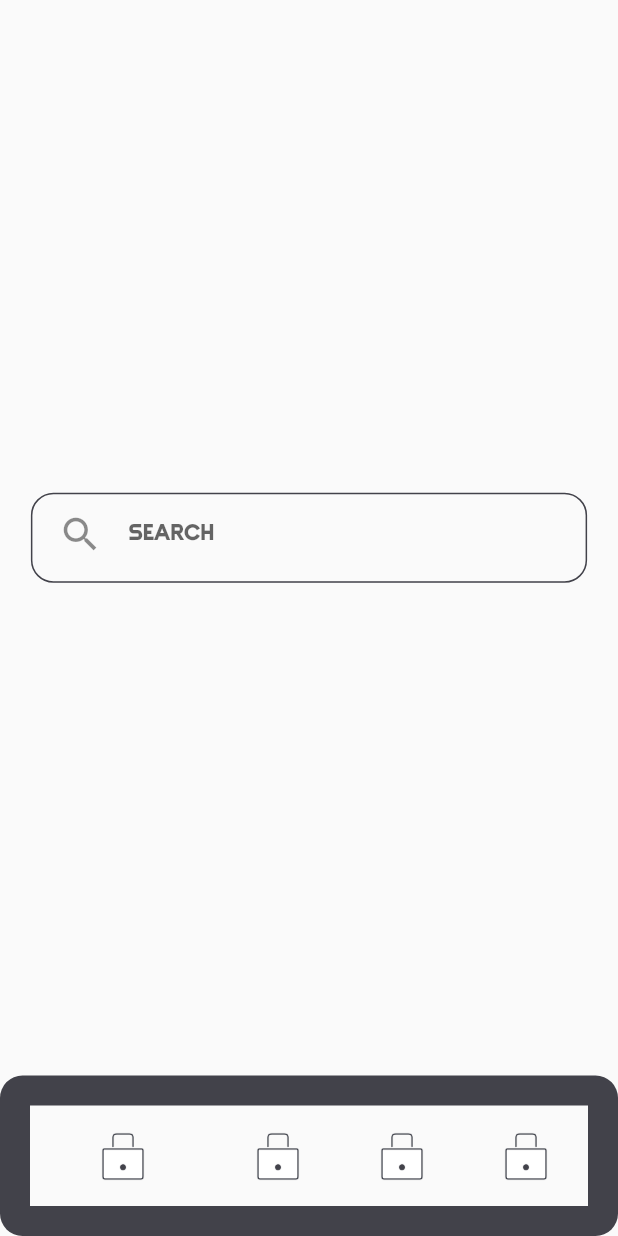
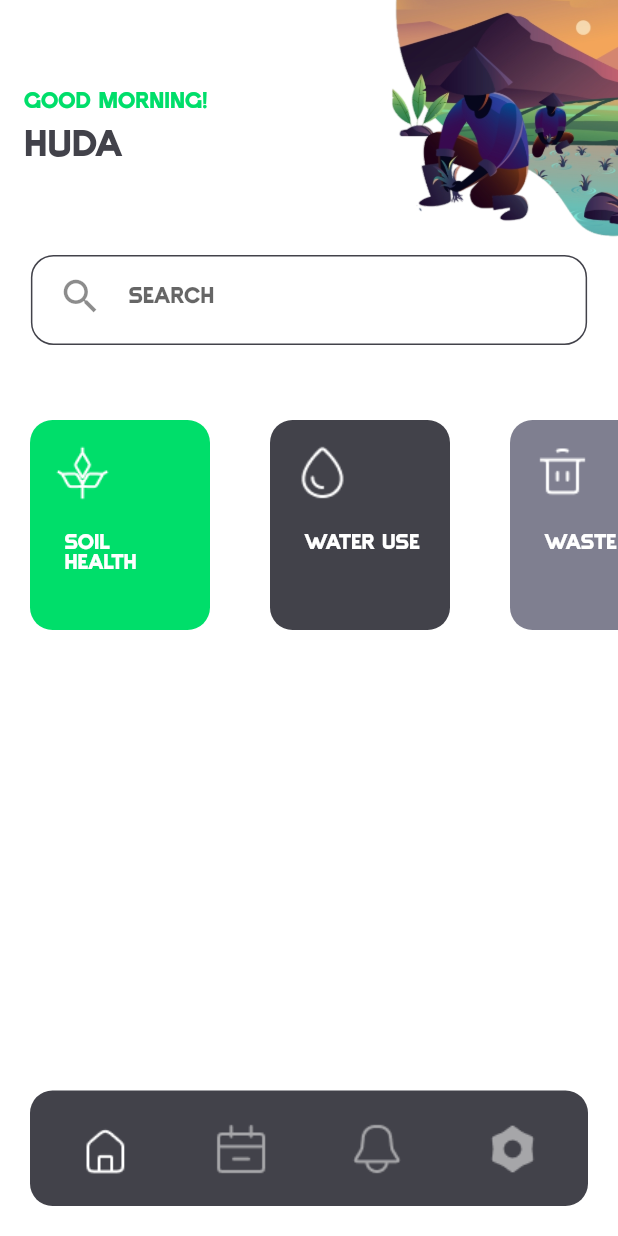
Before and after one commit to HudaOmer/Coepsense_VujaDE, a Flutter app: the screen it shows after launch, on a phone screen of 412 x 824 dp. Run offline on Flutter 3.47's test engine with Material 2 defaults, Android fonts, the light colour scheme and no system bars.

Commit message:
Home Page Almost Done

```diff
--- a/lib/components/colors.dart
+++ b/lib/components/colors.dart
@@ -2,3 +2,4 @@ import 'package:flutter/material.dart';
 
 Color mainColor = const Color.fromARGB(255, 0, 222, 106);
 Color contrastColor = const Color.fromARGB(255, 66, 66, 74);
+Color contrastColorTrans = const Color.fromARGB(255, 127, 127, 144);
--- /dev/null
+++ b/lib/components/home_page_components/category_list.dart
@@ -0,0 +1,68 @@
+import '../../components/colors.dart';
+import '../../components/icon_customized.dart';
+import '../icons.dart';
+import 'package:flutter/material.dart';
+
+class CategoryList extends StatelessWidget {
+  const CategoryList({super.key});
+
+  @override
+  Widget build(BuildContext context) {
+    return Column(
+      crossAxisAlignment: CrossAxisAlignment.start,
+      children: [
+        SingleChildScrollView(
+            scrollDirection: Axis.horizontal,
+            child: Row(
+              children: [
+                CategoryItem(
+                    icon: categoriesList[0].icon,
+                    name: categoriesList[0].name,
+                    color: mainColor),
+                CategoryItem(
+                    icon: categoriesList[1].icon,
+                    name: categoriesList[1].name,
+                    color: contrastColor),
+                CategoryItem(
+                    icon: categoriesList[2].icon,
+                    name: categoriesList[2].name,
+                    color: contrastColorTrans),
+              ],
+            )),
+      ],
+    );
+  }
+}
+
+class CategoryItem extends StatelessWidget {
+  final String name;
+  final String icon;
+  final Color color;
+  const CategoryItem(
+      {super.key, required this.name, required this.icon, required this.color});
+
+  @override
+  Widget build(BuildContext context) {
+    return Container(
+      margin: const EdgeInsets.all(20.0),
+      child: ClipRRect(
+          borderRadius: BorderRadius.circular(15),
+          child: Container(
+              height: 140,
+              width: 120,
+              padding: const EdgeInsets.all(15.0),
+              color: color,
+              child: Column(
+                crossAxisAlignment: CrossAxisAlignment.start,
+                children: [
+                  IconCustomized(height: 40, iconName: icon),
+                  Container(
+                      padding: const EdgeInsets.fromLTRB(8.0, 20.0, 0.0, 0.0),
+                      child: Text(name,
+                          maxLines: 2,
+                          style: const TextStyle(color: Colors.white)))
+                ],
+              ))),
+    );
+  }
+}
--- a/lib/components/icons.dart
+++ b/lib/components/icons.dart
@@ -2,3 +2,38 @@ String logoGreen = 'assets/images/Logo 2.png';
 String logoWhite = 'assets/images/Logo 1.png';
 String farmer = 'assets/images/1716812669905.png';
 String lock = 'assets/images/icons/Lock.png';
+String carbs = 'assets/images/icons/Carbs.png';
+String humidity = 'assets/images/icons/humidity.png';
+String trash = 'assets/images/icons/Trash.png';
+
+class IconMode {
+  final List<String> mode;
+  IconMode({required this.mode});
+}
+
+IconMode home = IconMode(mode: [
+  'assets/images/icons/HomeSelected.png',
+  'assets/images/icons/Home.png'
+]);
+IconMode calender = IconMode(mode: [
+  'assets/images/icons/Calendar.png',
+  'assets/images/icons/Calendar.png'
+]);
+IconMode notifications = IconMode(
+    mode: ['assets/images/icons/Bell.png', 'assets/images/icons/Bell.png']);
+IconMode profile = IconMode(mode: [
+  'assets/images/icons/Setting_alt_fill.png',
+  'assets/images/icons/Setting_alt_fill_selected.png'
+]);
+
+class Categories {
+  final String name;
+  final String icon;
+  Categories({required this.icon, required this.name});
+}
+
+List<Categories> categoriesList = [
+  Categories(icon: carbs, name: 'Soil Health'),
+  Categories(icon: humidity, name: 'Water Use'),
+  Categories(icon: trash, name: 'Waste'),
+];
--- a/lib/pages/home_page.dart
+++ b/lib/pages/home_page.dart
@@ -4,8 +4,6 @@ import '../components/icons.dart';
 import 'home_pages_navigation/main_home_page.dart';
 import 'home_pages_navigation/edit_profile.dart';
 import 'package:flutter/material.dart';
-
-// SystemChrome.setSystemUIOverlayStyle(SystemUiOverlayStyle.light);
 
 class HomePage extends StatefulWidget {
   const HomePage({super.key});
@@ -18,23 +16,27 @@ class _HomePageState extends State<HomePage> {
   int currentIndex = 0;
   List<Widget> pages = const [
     MainHomePage(),
-    EditProfilePage(),
-    MainHomePage(),
+    Center(child: Text("Calender")),
+    Center(child: Text("Notifications")),
     EditProfilePage()
   ];
 
   @override
   Widget build(BuildContext context) {
     return Scaffold(
+      backgroundColor: Colors.white,
       body: pages[currentIndex],
-      bottomNavigationBar: Container(
-        // color: Colors.transparent,
+      bottomNavigationBar: Padding(
         padding: const EdgeInsets.all(20.0),
+        child: Container(
+          padding: const EdgeInsets.all(5.0),
           decoration: BoxDecoration(
               borderRadius: BorderRadius.circular(15), color: contrastColor),
           child: BottomNavigationBar(
-            // backgroundColor: mainColor,
+              type: BottomNavigationBarType.fixed,
+              backgroundColor: contrastColor,
               showSelectedLabels: false,
+              showUnselectedLabels: false,
               elevation: 0,
               currentIndex: currentIndex,
               onTap: (int newValue) {
@@ -45,17 +47,31 @@ class _HomePageState extends State<HomePage> {
               items: [
                 BottomNavigationBarItem(
                     label: 'Home',
-                  icon: IconCustomized(height: 40, iconName: lock)),
+                    tooltip: 'Home',
+                    icon: IconCustomized(
+                        height: 40,
+                        iconName: home.mode[currentIndex == 0 ? 0 : 1])),
                 BottomNavigationBarItem(
-                  label: 'Home',
-                  icon: IconCustomized(height: 40, iconName: lock)),
+                    label: 'Calender',
+                    tooltip: 'Calender',
+                    icon: IconCustomized(
+                        height: 40,
+                        iconName: calender.mode[currentIndex == 1 ? 0 : 1])),
                 BottomNavigationBarItem(
-                  label: 'Home',
-                  icon: IconCustomized(height: 40, iconName: lock)),
+                    label: 'Notifications',
+                    tooltip: 'Notifications',
+                    icon: IconCustomized(
+                        height: 40,
+                        iconName:
+                            notifications.mode[currentIndex == 2 ? 0 : 1])),
                 BottomNavigationBarItem(
-                  label: 'Home',
-                  icon: IconCustomized(height: 40, iconName: lock)),
+                    label: 'Profile',
+                    tooltip: 'Profile',
+                    icon: IconCustomized(
+                        height: 40,
+                        iconName: profile.mode[currentIndex == 3 ? 0 : 1])),
               ]),
+        ),
       ),
     );
   }
--- a/lib/pages/home_pages_navigation/main_home_page.dart
+++ b/lib/pages/home_pages_navigation/main_home_page.dart
@@ -1,13 +1,43 @@
+import '../../components/colors.dart';
+import '../../components/home_page_components/category_list.dart';
 import '../../components/home_page_components/search_bar.dart';
+import '../../components/icon_customized.dart';
+import '../../components/icons.dart';
 import 'package:flutter/material.dart';
+
+double appbarheight = 170;
 
 class MainHomePage extends StatelessWidget {
   const MainHomePage({super.key});
 
   @override
   Widget build(BuildContext context) {
-    return const Scaffold(
-      body: Center(child: SearchBar()),
+    return Scaffold(
+      backgroundColor: Colors.white,
+      appBar: AppBar(
+        elevation: 0,
+        toolbarHeight: appbarheight,
+        iconTheme: IconThemeData(color: contrastColor),
+        backgroundColor: Colors.white,
+        title: Column(
+          mainAxisAlignment: MainAxisAlignment.end,
+          crossAxisAlignment: CrossAxisAlignment.start,
+          children: [
+            Text('Good Morning!',
+                style: TextStyle(color: mainColor, fontSize: 15)),
+            const SizedBox(height: 10),
+            Text('Huda', style: TextStyle(color: contrastColor, fontSize: 25))
+          ],
+        ),
+        actions: [IconCustomized(height: appbarheight, iconName: farmer)],
+      ),
+      body: Column(
+        children: const [
+          Center(child: SearchBar()),
+          SizedBox(height: 30),
+          CategoryList(),
+        ],
+      ),
     );
   }
 }
```
Also changed, not shown: lib/main.dart (+12 -6 lines), assets/images/icons/Bell.png (added), assets/images/icons/Bell.svg (added), assets/images/icons/Bell@2x.png (added), assets/images/icons/Bell@3x.png (added), assets/images/icons/Calendar.png (added), assets/images/icons/Carbs.png (added), assets/images/icons/Home.png (added), assets/images/icons/HomeSelected.png (added), assets/images/icons/Setting_alt_fill.png (added), assets/images/icons/Setting_alt_fill_selected.png (added), assets/images/icons/Trash.png (added), assets/images/icons/humidity.png (added). Lines whose indentation alone changed are shown as unchanged.
